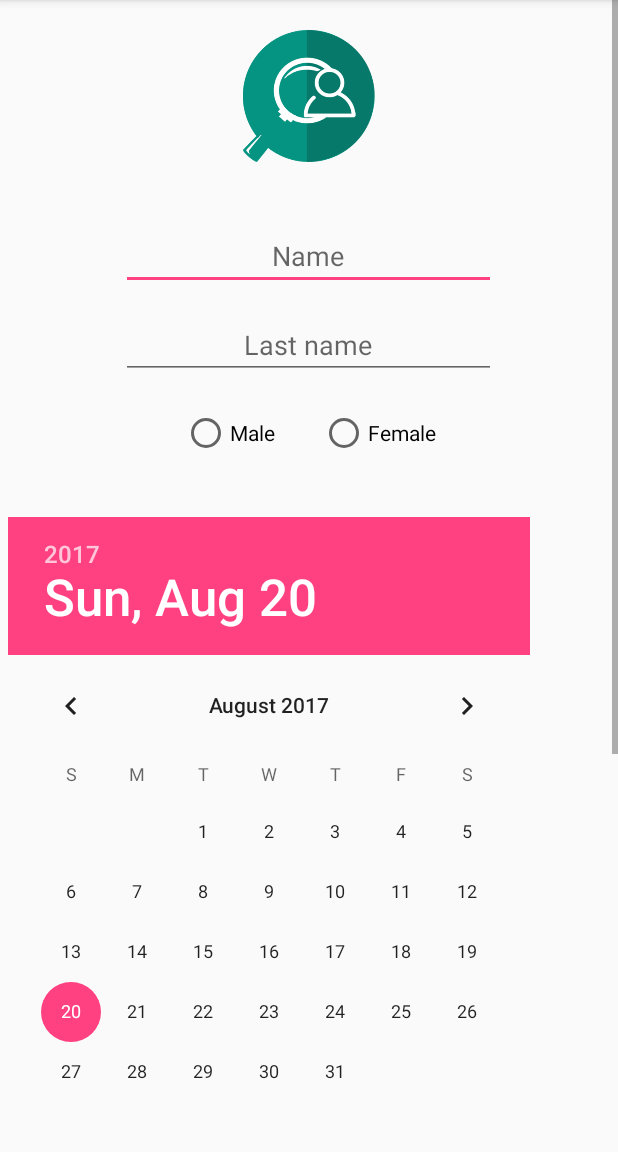
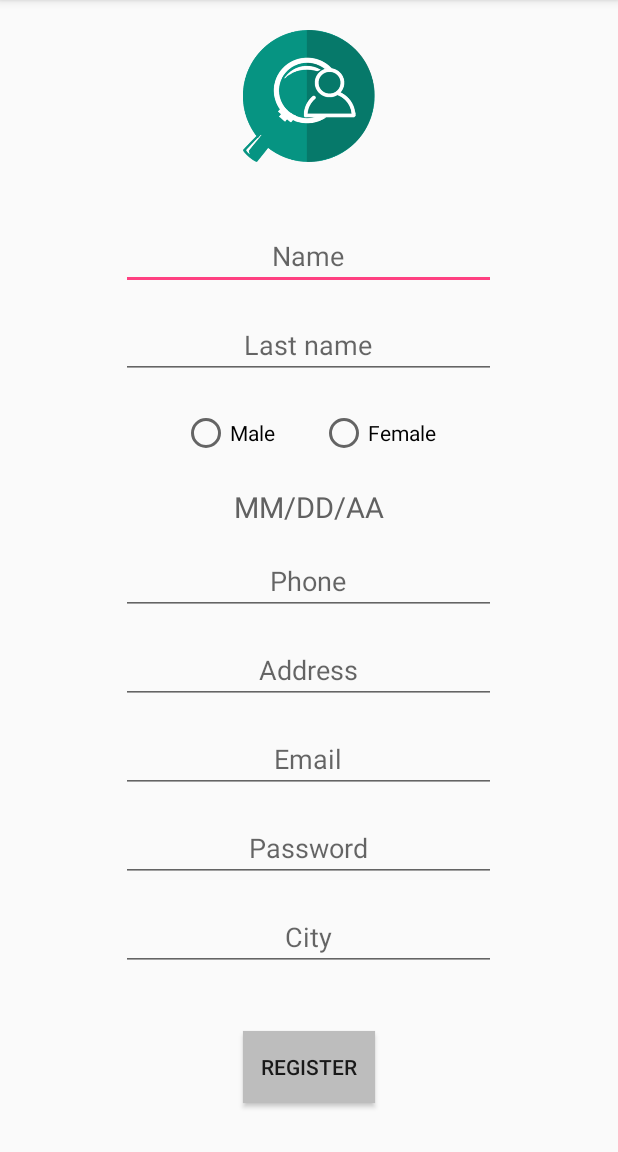
Before and after one commit to JuanLondonho/Practica1, an Android app: the RegisterActivity screen opened directly, with no data from a screen before it, on a phone screen of 412 x 824 dp, the part 84-1236 px from its top. Run offline under Robolectric (Android 15) with nearby library versions, the phone set to English and light mode, and no system bars.

Commit message:
Date Picker

```diff
--- a/Lab1-UI/build.gradle
+++ b/Lab1-UI/build.gradle
@@ -5,7 +5,7 @@ android {
     buildToolsVersion "26.0.1"
     defaultConfig {
         applicationId "co.edu.udea.compumovil.gr05_20172.lab1"
-        minSdkVersion 15
+        minSdkVersion 22
         targetSdkVersion 26
         versionCode 1
         versionName "1.0"
--- a/Lab1-UI/src/main/java/co/edu/udea/compumovil/gr05_20172/lab1/MainActivity.java
+++ b/Lab1-UI/src/main/java/co/edu/udea/compumovil/gr05_20172/lab1/MainActivity.java
@@ -1,11 +1,11 @@
 package co.edu.udea.compumovil.gr05_20172.lab1;
 
+import android.app.DatePickerDialog;
 import android.content.Intent;
 import android.support.v7.app.AppCompatActivity;
 import android.os.Bundle;
 import android.view.View;
 import android.widget.Button;
-import android.widget.TextView;
 
 public class MainActivity extends AppCompatActivity implements View.OnClickListener {
 
@@ -13,9 +13,10 @@ public class MainActivity extends AppCompatActivity implements View.OnClickListe
     protected void onCreate(Bundle savedInstanceState) {
         super.onCreate(savedInstanceState);
         setContentView(R.layout.activity_main);
+
         Button button = (Button)findViewById(R.id.btnLogin);
         button.setOnClickListener(this);
-        //TextView textView = (TextView)findViewById(R.id.txtViewRegister);
+
     }
 
     @Override
--- a/Lab1-UI/src/main/res/layout/activity_register.xml
+++ b/Lab1-UI/src/main/res/layout/activity_register.xml
@@ -11,9 +11,9 @@
         android:layout_height="match_parent"
         tools:layout_editor_absoluteY="8dp"
         tools:layout_editor_absoluteX="8dp"
-        android:layout_alignParentTop="true"
         android:layout_alignParentLeft="true"
-        android:layout_alignParentStart="true">
+        android:layout_alignParentStart="true"
+        android:layout_alignParentBottom="true">
 
         <LinearLayout
             android:layout_width="match_parent"
@@ -64,13 +64,13 @@
 
             </RadioGroup>
 
-            <DatePicker
-                android:id="@+id/datePicker"
-                android:layout_width="match_parent"
-                android:layout_height="wrap_content"
-                android:layout_weight="1"
-                android:paddingLeft="5dp"
-                android:paddingTop="20dp" />
+            <TextView
+                android:id="@+id/tvDate"
+                style="@style/styleTxtView"
+                android:textColor="@color/colorPrimaryDark"
+                android:onClick="onClick"
+                android:clickable="true"
+                android:text="@string/date"/>
 
             <EditText
                 android:id="@+id/txtUserPhone"
--- a/Lab1-UI/src/main/res/values/strings.xml
+++ b/Lab1-UI/src/main/res/values/strings.xml
@@ -11,4 +11,5 @@
     <string name="phone">Phone</string>
     <string name="address">Address</string>
     <string name="city">City</string>
+    <string name="date">MM/DD/AA</string>
 </resources>
```
Also changed, not shown: Lab1-UI/src/main/java/co/edu/udea/compumovil/gr05_20172/lab1/RegisterActivity.java (+48 -1 lines).
